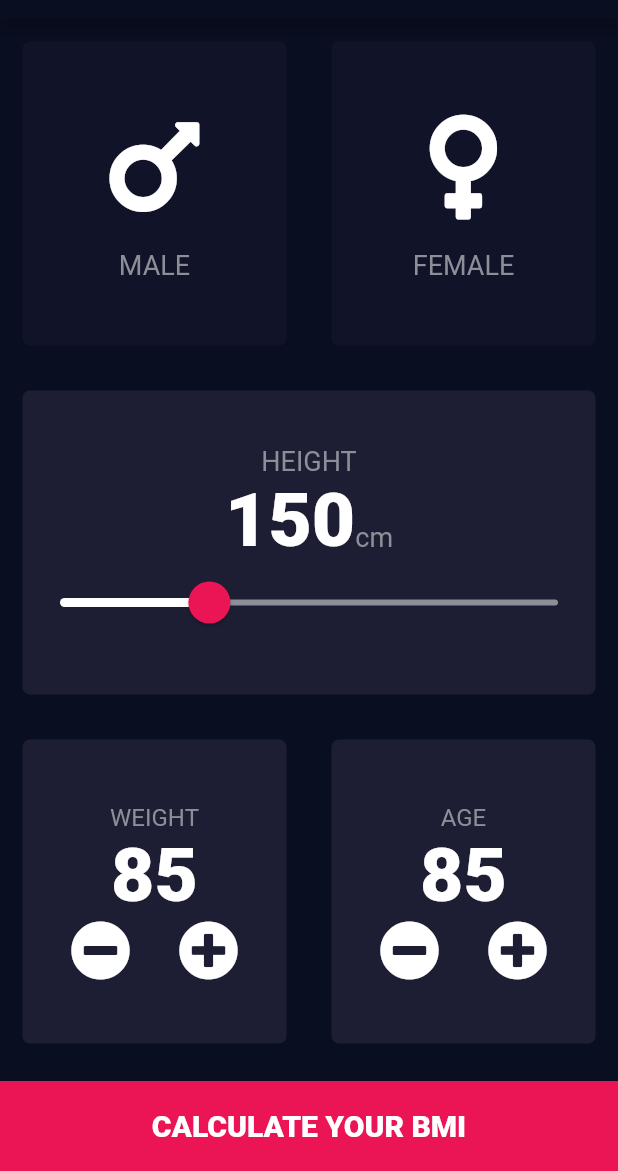
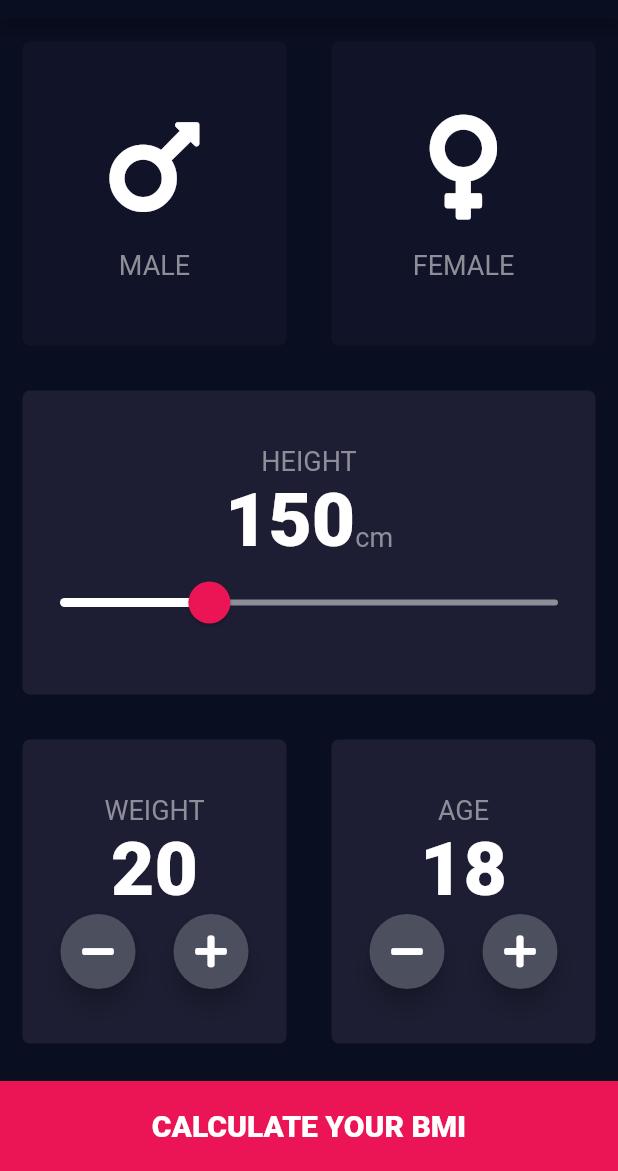
Before and after one commit to raj-arun/flutter_bmi_calculator, a Flutter app: the screen it shows after launch, on a phone screen of 412 x 824 dp, the part 65-1236 px from its top. Run offline on Flutter 3.47's test engine with Material 2 defaults, Android fonts, the phone set to English and light mode, and no system bars; our stand-ins replace font_awesome_flutter.

Commit message:
Features Updated
Added features to Weight and Age Cards
Added a new screen
Tapping Calculate BMI will navigate to the second screen

```diff
--- a/lib/input_page.dart
+++ b/lib/input_page.dart
@@ -4,6 +4,7 @@ import 'package:font_awesome_flutter/font_awesome_flutter.dart';
 import 'icon_content.dart';
 import 'reusable_card.dart';
 import 'constants.dart';
+import 'results_page.dart';
 
 enum GenderType {
   male,
@@ -18,6 +19,8 @@ class InputPage extends StatefulWidget {
 class _InputPageState extends State<InputPage> {
   GenderType selectedGender;
   int personHeight = 150;
+  int personWeight = 20;
+  int personAge = 18;
 
   @override
   Widget build(BuildContext context) {
@@ -131,23 +134,90 @@ class _InputPageState extends State<InputPage> {
                 Expanded(
                   child: ReusableCard(
                     colour: kActiveCardColour,
-                    cardColumn: HeightWeightIconContent(
-                      iconLabel: 'WEIGHT',
+                    cardColumn: Column(
+                      mainAxisAlignment: MainAxisAlignment.center,
+                      children: <Widget>[
+                        Text(
+                          'WEIGHT',
+                          style: kLabelTextStyle,
+                        ),
+                        Text(
+                          personWeight.toString(),
+                          style: kFeaturesTextStyle,
+                        ),
+                        Row(
+                          mainAxisAlignment: MainAxisAlignment.spaceEvenly,
+                          children: <Widget>[
+                            RoundIconButton(
+                              icon: FontAwesomeIcons.minus,
+                              onPressed: () {
+                                setState(() {
+                                  personWeight--;
+                                });
+                              },
+                            ),
+                            RoundIconButton(
+                              icon: FontAwesomeIcons.plus,
+                              onPressed: () {
+                                setState(() {
+                                  personWeight++;
+                                });
+                              },
+                            ),
+                          ],
+                        )
+                      ],
                     ),
                   ),
                 ),
                 Expanded(
                   child: ReusableCard(
                     colour: kActiveCardColour,
-                    cardColumn: HeightWeightIconContent(
-                      iconLabel: 'AGE',
+                    cardColumn: Column(
+                      mainAxisAlignment: MainAxisAlignment.center,
+                      children: <Widget>[
+                        Text(
+                          'AGE',
+                          style: kLabelTextStyle,
+                        ),
+                        Text(
+                          personAge.toString(),
+                          style: kFeaturesTextStyle,
+                        ),
+                        Row(
+                          mainAxisAlignment: MainAxisAlignment.spaceEvenly,
+                          children: <Widget>[
+                            RoundIconButton(
+                              icon: FontAwesomeIcons.minus,
+                              onPressed: () {
+                                setState(() {
+                                  personAge--;
+                                });
+                              },
+                            ),
+                            RoundIconButton(
+                              icon: FontAwesomeIcons.plus,
+                              onPressed: () {
+                                setState(() {
+                                  personAge++;
+                                });
+                              },
+                            ),
+                          ],
+                        )
+                      ],
                     ),
                   ),
                 ),
               ],
             ),
           ),
-          Container(
+          GestureDetector(
+            onTap: () {
+              Navigator.push(context,
+                  MaterialPageRoute(builder: (context) => ResultsPage()));
+            },
+            child: Container(
               color: kBottomContainerColour,
               width: double.infinity,
               height: kBottomContainerHeight,
@@ -160,6 +230,7 @@ class _InputPageState extends State<InputPage> {
                     fontWeight: FontWeight.w900,
                     color: Colors.white),
               )),
+            ),
           )
         ],
       ),
@@ -167,45 +238,24 @@ class _InputPageState extends State<InputPage> {
   }
 }
 
-class HeightWeightIconContent extends StatelessWidget {
-  HeightWeightIconContent({@required this.iconLabel});
+class RoundIconButton extends StatelessWidget {
+  RoundIconButton({@required this.icon, this.onPressed});
 
-  final String iconLabel;
+  final IconData icon;
+  final Function onPressed;
 
   @override
   Widget build(BuildContext context) {
-    return Column(
-      mainAxisAlignment: MainAxisAlignment.center,
-      children: <Widget>[
-        Text(
-          iconLabel,
-          style: TextStyle(
-            fontSize: 16,
-            color: Color(0xFF8D8E98),
+    return RawMaterialButton(
+      onPressed: onPressed,
+      child: Icon(icon),
+      elevation: 6.0,
+      fillColor: Color(0xFF4C4F5E),
+      constraints: BoxConstraints.tightFor(
+        height: 50.0,
+        width: 50.0,
       ),
-        ),
-        Text(
-          '85',
-          style: TextStyle(
-            fontSize: 50,
-            fontWeight: FontWeight.w900,
-            color: Colors.white,
-          ),
-        ),
-        Row(
-          mainAxisAlignment: MainAxisAlignment.spaceEvenly,
-          children: <Widget>[
-            Icon(
-              FontAwesomeIcons.minusCircle,
-              size: 40,
-            ),
-            Icon(
-              FontAwesomeIcons.plusCircle,
-              size: 40,
-            ),
-          ],
-        )
-      ],
+      shape: CircleBorder(),
     );
   }
 }
--- /dev/null
+++ b/lib/results_page.dart
@@ -0,0 +1,15 @@
+import 'package:flutter/material.dart';
+
+class ResultsPage extends StatelessWidget {
+  @override
+  Widget build(BuildContext context) {
+    return Scaffold(
+      appBar: AppBar(
+        title: Text('BMI CALCULATOR'),
+      ),
+      body: Container(
+        child: Text('Hi there'),
+      ),
+    );
+  }
+}
```
Lines whose indentation alone changed are shown as unchanged.
